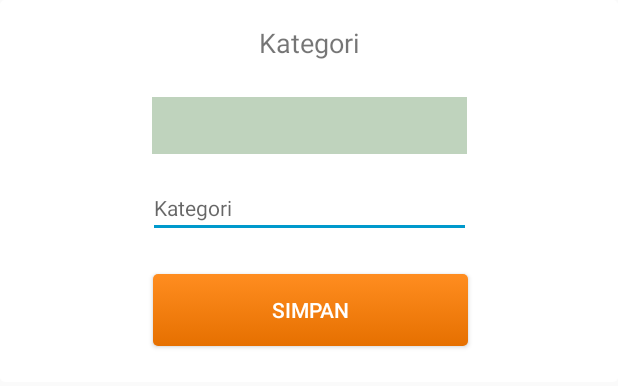
After one commit to GusnaIkhsan/PELUANG, an Android app: the layout alert_dialog_kategori.xml on its own in the app's theme, with its tools: preview values and no code run, on a phone screen of 412 x 824 dp. The commit adds this screen. Shown: the top 386 px of the screen. Run offline under Robolectric (Android 15) with nearby library versions, the phone set to English and light mode, and no system bars.

Commit message:
edit kategori hapir selesai

```diff
--- a/app/src/main/AndroidManifest.xml
+++ b/app/src/main/AndroidManifest.xml
@@ -19,7 +19,8 @@
             </intent-filter>
         </activity>
         <activity android:name=".TambahTransaksi" />
-        <activity android:name=".AboutApp"></activity>
+        <activity android:name=".AboutApp" />
+        <activity android:name=".EditKategori"></activity>
     </application>
 
 </manifest>
--- /dev/null
+++ b/app/src/main/java/com/gusnavanila/peluang/CustomClickListener/MyOnClickListener.java
@@ -0,0 +1,5 @@
+package com.gusnavanila.peluang.CustomClickListener;
+
+public interface MyOnClickListener {
+    void onItemClicked(int pos, String tipe, String kategori);
+}
--- /dev/null
+++ b/app/src/main/res/layout/alert_dialog_kategori.xml
@@ -0,0 +1,70 @@
+<?xml version="1.0" encoding="utf-8"?>
+<android.support.constraint.ConstraintLayout
+    xmlns:android="http://schemas.android.com/apk/res/android"
+    xmlns:app="http://schemas.android.com/apk/res-auto"
+    xmlns:tools="http://schemas.android.com/tools"
+    android:layout_width="match_parent"
+    android:layout_height="wrap_content"
+    android:background="@drawable/variasi_row_transaksi">
+
+
+    <TextView
+        android:id="@+id/textView26"
+        android:layout_width="wrap_content"
+        android:layout_height="wrap_content"
+        android:layout_marginStart="8dp"
+        android:layout_marginTop="16dp"
+        android:layout_marginEnd="8dp"
+        android:text="Kategori"
+        android:textSize="18sp"
+        app:layout_constraintEnd_toEndOf="parent"
+        app:layout_constraintStart_toStartOf="parent"
+        app:layout_constraintTop_toTopOf="parent" />
+
+    <Spinner
+        android:id="@+id/spTipe"
+        android:layout_width="210dp"
+        android:layout_height="38dp"
+        android:layout_marginStart="8dp"
+        android:layout_marginTop="24dp"
+        android:layout_marginEnd="8dp"
+        android:background="#bfd3bd"
+        app:layout_constraintEnd_toEndOf="parent"
+        app:layout_constraintHorizontal_bias="0.503"
+        app:layout_constraintStart_toStartOf="parent"
+        app:layout_constraintTop_toBottomOf="@+id/textView26" />
+
+    <EditText
+        android:id="@+id/etKategori"
+        android:layout_width="215dp"
+        android:layout_height="wrap_content"
+        android:layout_marginStart="8dp"
+        android:layout_marginTop="16dp"
+        android:layout_marginEnd="8dp"
+        android:ems="10"
+        android:hint="Kategori"
+        android:inputType="textPersonName"
+        android:textColor="#000"
+        android:textSize="14sp"
+        app:layout_constraintEnd_toEndOf="parent"
+        app:layout_constraintHorizontal_bias="0.503"
+        app:layout_constraintStart_toStartOf="parent"
+        app:layout_constraintTop_toBottomOf="@+id/spTipe" />
+
+    <Button
+        android:id="@+id/btnTambahKategori"
+        android:layout_width="210dp"
+        android:layout_height="wrap_content"
+        android:layout_marginStart="8dp"
+        android:layout_marginTop="24dp"
+        android:layout_marginEnd="8dp"
+        android:layout_marginBottom="24dp"
+        android:background="@drawable/custom_button"
+        android:text="Simpan"
+        app:layout_constraintBottom_toBottomOf="parent"
+        app:layout_constraintEnd_toEndOf="parent"
+        app:layout_constraintHorizontal_bias="0.504"
+        app:layout_constraintStart_toStartOf="parent"
+        app:layout_constraintTop_toBottomOf="@+id/etKategori"
+        app:layout_constraintVertical_bias="1.0" />
+</android.support.constraint.ConstraintLayout>
```
Also changed, not shown: app/src/main/java/com/gusnavanila/peluang/DashboardFragment.java (+9 -4 lines), app/src/main/java/com/gusnavanila/peluang/DataKategori.java (added, +12 -0 lines), app/src/main/java/com/gusnavanila/peluang/DataKategoriAdapter.java (added, +70 -0 lines), app/src/main/java/com/gusnavanila/peluang/Database/DatabaseHelper.java (+78 -3 lines), app/src/main/java/com/gusnavanila/peluang/EditKategori.java (added, +183 -0 lines), app/src/main/java/com/gusnavanila/peluang/PreferencesFragment.java (+10 -0 lines), app/src/main/res/layout/activity_edit_kategori.xml (added, +49 -0 lines), app/src/main/res/layout/alert_dialog_persetujuan.xml (added, +38 -0 lines), app/src/main/res/layout/row_kategori.xml (added, +49 -0 lines).
